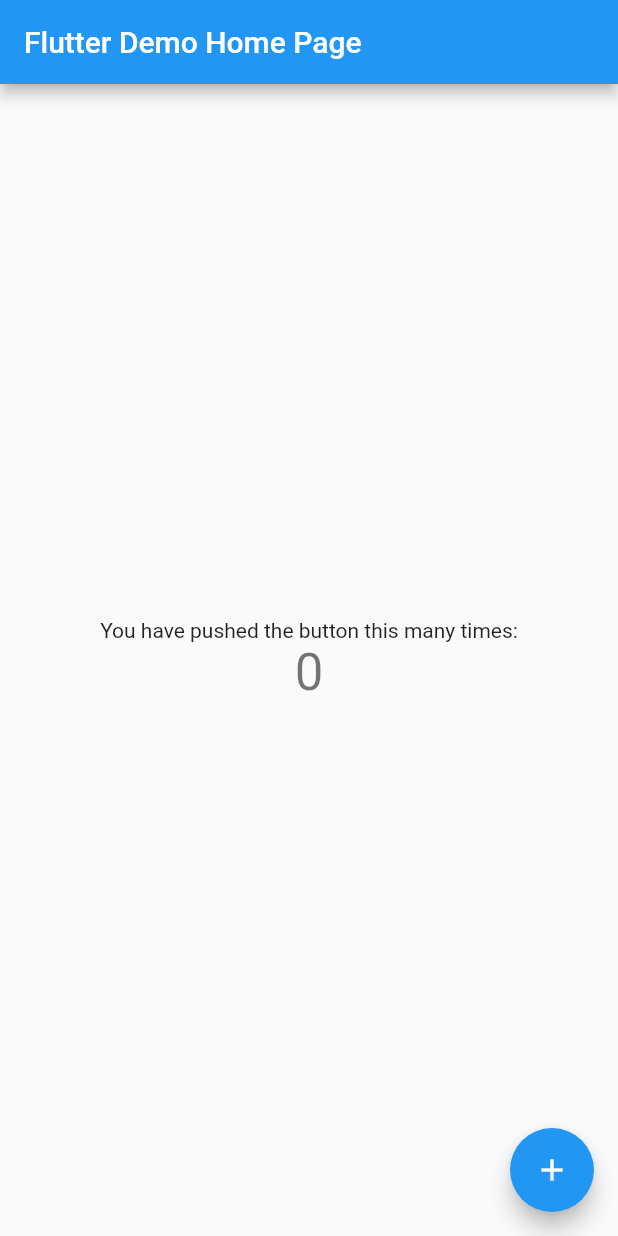
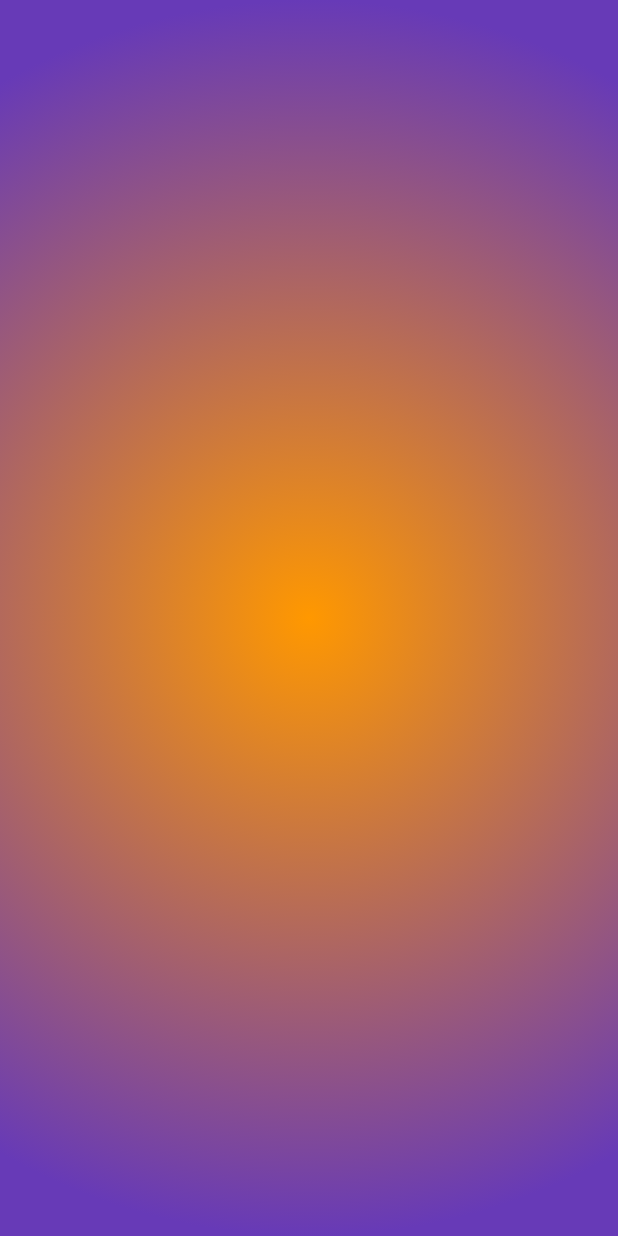
Before and after one commit to Rohit-RA-2020/Universe-App, a Flutter app: the screen it shows after launch, on a phone screen of 412 x 824 dp. Run offline on Flutter 3.47's test engine with Material 2 defaults, Android fonts, the phone set to English and light mode, and no system bars; our stand-ins replace flutter_screenutil.

Commit message:
Adding Home page and Setting up

```diff
--- /dev/null
+++ b/lib/home.dart
@@ -0,0 +1,48 @@
+import 'package:flutter/material.dart';
+import 'package:flutter_screenutil/flutter_screenutil.dart';
+
+class Home extends StatefulWidget {
+  @override
+  _HomeState createState() => _HomeState();
+}
+
+class _HomeState extends State<Home> {
+  List<String> listCategory = ["All", "Solar System", "Dark Energy"];
+  int activeClassIndex = 0;
+
+  @override
+  Widget build(BuildContext context) {
+    double paddingLeft = ScreenUtil().setWidth(24);
+
+    return Material(
+      child: Container(
+        decoration: BoxDecoration(
+          gradient: RadialGradient(
+            radius: 1.0,
+            colors: [
+              Colors.orange,
+              Colors.deepPurple,
+            ],
+          ),
+        ),
+        child: SafeArea(
+          child: Column(
+            crossAxisAlignment: CrossAxisAlignment.start,
+            children: <Widget>[
+              Expanded(
+                child: ListView(
+                  physics: BouncingScrollPhysics(),
+                  children: <Widget>[
+                    Padding(
+                      padding: EdgeInsets.symmetric(horizontal: paddingLeft),
+                    )
+                  ],
+                ),
+              )
+            ],
+          ),
+        ),
+      ),
+    );
+  }
+}
--- a/lib/main.dart
+++ b/lib/main.dart
@@ -1,113 +1,16 @@
 import 'package:flutter/material.dart';
-
-void main() {
-  runApp(MyApp());
-}
+import 'package:universe/home.dart';
+void main() => runApp(MyApp());
 
 class MyApp extends StatelessWidget {
-  // This widget is the root of your application.
   @override
   Widget build(BuildContext context) {
     return MaterialApp(
-      title: 'Flutter Demo',
+      title: 'Universe in hand',
       theme: ThemeData(
-        // This is the theme of your application.
-        //
-        // Try running your application with "flutter run". You'll see the
-        // application has a blue toolbar. Then, without quitting the app, try
-        // changing the primarySwatch below to Colors.green and then invoke
-        // "hot reload" (press "r" in the console where you ran "flutter run",
-        // or simply save your changes to "hot reload" in a Flutter IDE).
-        // Notice that the counter didn't reset back to zero; the application
-        // is not restarted.
-        primarySwatch: Colors.blue,
+        primarySwatch: Colors.deepPurple,
       ),
-      home: MyHomePage(title: 'Flutter Demo Home Page'),
+      home: Home(),
     );
   }
 }
-
-class MyHomePage extends StatefulWidget {
-  MyHomePage({Key? key, required this.title}) : super(key: key);
-
-  // This widget is the home page of your application. It is stateful, meaning
-  // that it has a State object (defined below) that contains fields that affect
-  // how it looks.
-
-  // This class is the configuration for the state. It holds the values (in this
-  // case the title) provided by the parent (in this case the App widget) and
-  // used by the build method of the State. Fields in a Widget subclass are
-  // always marked "final".
-
-  final String title;
-
-  @override
-  _MyHomePageState createState() => _MyHomePageState();
-}
-
-class _MyHomePageState extends State<MyHomePage> {
-  int _counter = 0;
-
-  void _incrementCounter() {
-    setState(() {
-      // This call to setState tells the Flutter framework that something has
-      // changed in this State, which causes it to rerun the build method below
-      // so that the display can reflect the updated values. If we changed
-      // _counter without calling setState(), then the build method would not be
-      // called again, and so nothing would appear to happen.
-      _counter++;
-    });
-  }
-
-  @override
-  Widget build(BuildContext context) {
-    // This method is rerun every time setState is called, for instance as done
-    // by the _incrementCounter method above.
-    //
-    // The Flutter framework has been optimized to make rerunning build methods
-    // fast, so that you can just rebuild anything that needs updating rather
-    // than having to individually change instances of widgets.
-    return Scaffold(
-      appBar: AppBar(
-        // Here we take the value from the MyHomePage object that was created by
-        // the App.build method, and use it to set our appbar title.
-        title: Text(widget.title),
-      ),
-      body: Center(
-        // Center is a layout widget. It takes a single child and positions it
-        // in the middle of the parent.
-        child: Column(
-          // Column is also a layout widget. It takes a list of children and
-          // arranges them vertically. By default, it sizes itself to fit its
-          // children horizontally, and tries to be as tall as its parent.
-          //
-          // Invoke "debug painting" (press "p" in the console, choose the
-          // "Toggle Debug Paint" action from the Flutter Inspector in Android
-          // Studio, or the "Toggle Debug Paint" command in Visual Studio Code)
-          // to see the wireframe for each widget.
-          //
-          // Column has various properties to control how it sizes itself and
-          // how it positions its children. Here we use mainAxisAlignment to
-          // center the children vertically; the main axis here is the vertical
-          // axis because Columns are vertical (the cross axis would be
-          // horizontal).
-          mainAxisAlignment: MainAxisAlignment.center,
-          children: <Widget>[
-            Text(
-              'You have pushed the button this many times:',
-            ),
-            Text(
-              '$_counter',
-              style: Theme.of(context).textTheme.headline4,
-            ),
-          ],
-        ),
-      ),
-      floatingActionButton: FloatingActionButton(
-        onPressed: _incrementCounter,
-        tooltip: 'Increment',
-        child: Icon(Icons.add),
-      ), // This trailing comma makes auto-formatting nicer for build methods.
-    );
-  }
-}
```
